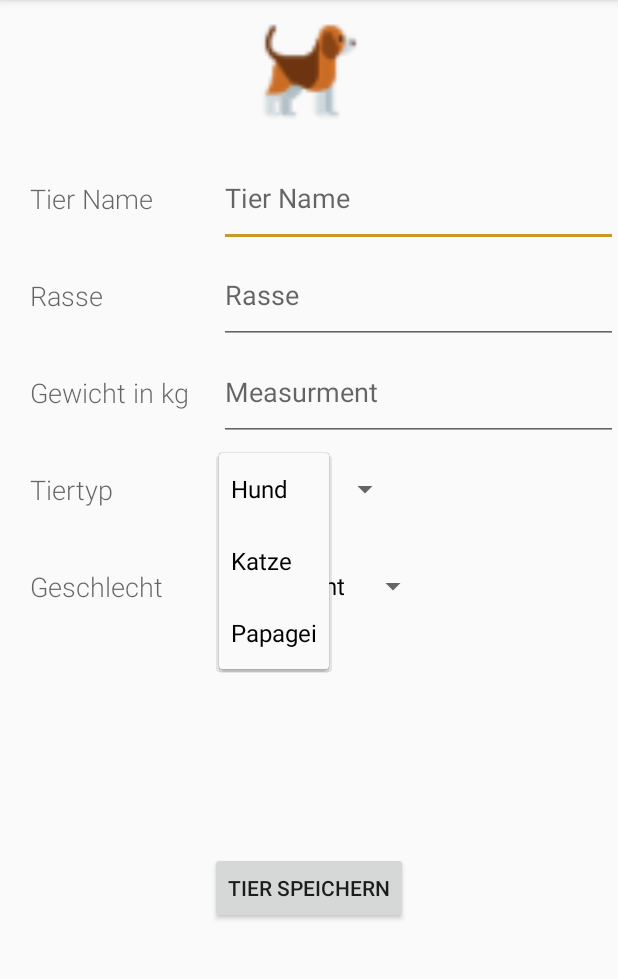
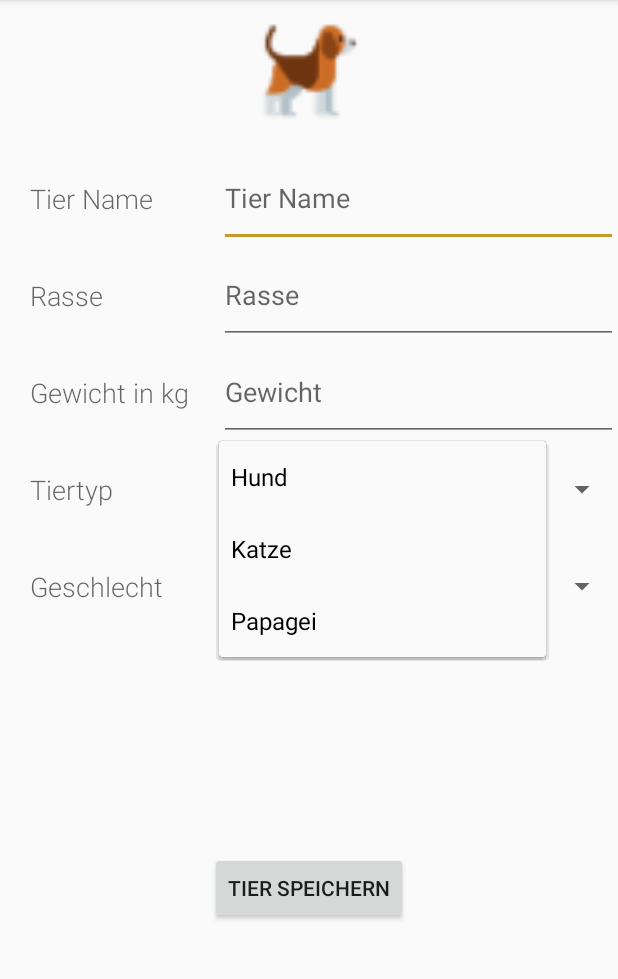
Before and after one commit to anetchka/Tierheim, an Android app: the EditorMode screen opened directly, with no data from a screen before it, after a tap on "Hund", on a phone screen of 412 x 824 dp, the part 84-1063 px from its top. Run offline under Robolectric (Android 15) with nearby library versions, the phone set to English and light mode, and no system bars.

Commit message:
Fix Spinner
Now  spinner value and spinner choice don't overlap

```diff
--- a/app/src/main/res/layout/editor_mode.xml
+++ b/app/src/main/res/layout/editor_mode.xml
@@ -61,7 +61,7 @@ android:layout_height="match_parent">
     <EditText
         style="@style/EditTextEditModeStyle"
         android:id="@+id/weightEditText"
-        android:hint="Measurment"
+        android:hint="Gewicht"
         android:layout_row="3"
         android:inputType="number" />
 
--- a/app/src/main/res/values/styles.xml
+++ b/app/src/main/res/values/styles.xml
@@ -28,7 +28,7 @@
     <!-- Style for Spinner in Editor Mode -->
     <style name="SpinnerEditModeStyle">
         <item name="android:layout_column">2</item>
-        <item name="android:layout_gravity">left|center</item>
+        <item name="android:layout_gravity">fill</item>
         <item name="android:spinnerMode">dropdown</item>
     </style>
 
```
